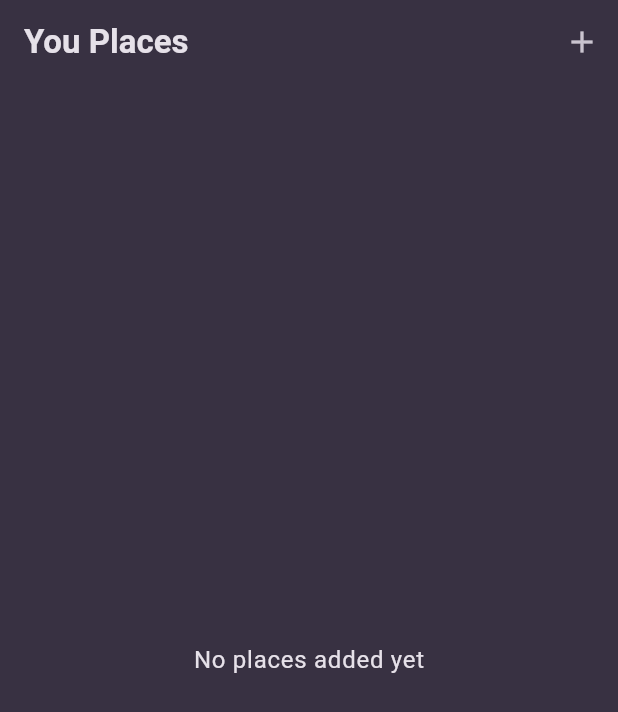
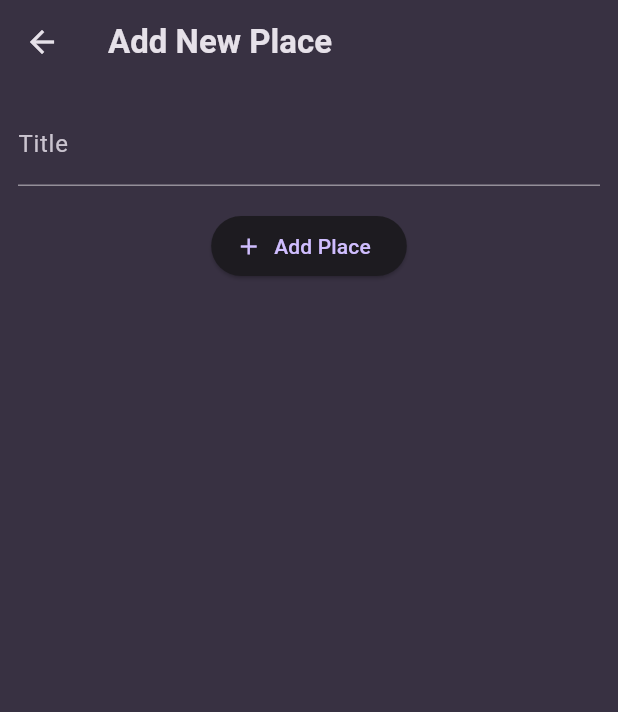
Before and after one commit to IamHaydenNg/favourite_places, a Flutter app: the screen it shows after launch, after a tap on the "add" icon, on a phone screen of 412 x 824 dp. Shown: the top 712 px of the screen. Run offline on Flutter 3.47's test engine with Material 3 defaults, Android fonts, the phone set to English and light mode, and no system bars; our stand-ins replace google_fonts.

Commit message:
Class 240: Adding an 'Add Place' Screen (SingleChildScrollView, TextEditingController)

```diff
--- a/lib/screens/add_places.dart
+++ b/lib/screens/add_places.dart
@@ -0,0 +1,49 @@
+import 'package:flutter/material.dart';
+
+class AddPlacesScreen extends StatefulWidget {
+  const AddPlacesScreen({super.key});
+
+  @override
+  State<AddPlacesScreen> createState() {
+    return _AddPlacesScreenState();
+  }
+}
+
+class _AddPlacesScreenState extends State<AddPlacesScreen> {
+  final _titleController = TextEditingController();
+
+  @override
+  void dispose() {
+    _titleController.dispose();
+    super.dispose();
+  }
+
+  @override
+  Widget build(BuildContext context) {
+    return Scaffold(
+      appBar: AppBar(
+        title: const Text('Add New Place'),
+      ),
+      body: SingleChildScrollView(
+        padding: const EdgeInsets.all(12),
+        child: Column(
+          children: [
+            TextField(
+              decoration: const InputDecoration(labelText: 'Title'),
+              controller: _titleController,
+              style: TextStyle(color: Theme.of(context).colorScheme.onSurface),
+            ),
+            const SizedBox(
+              height: 16,
+            ),
+            ElevatedButton.icon(
+              icon: const Icon(Icons.add),
+              onPressed: () {},
+              label: const Text('Add Place'),
+            ),
+          ],
+        ),
+      ),
+    );
+  }
+}
--- a/lib/screens/places.dart
+++ b/lib/screens/places.dart
@@ -1,3 +1,4 @@
+import 'package:favourite_places/screens/add_places.dart';
 import 'package:favourite_places/widgets/places_list.dart';
 import 'package:flutter/material.dart';
 
@@ -11,7 +12,13 @@ class PlacesListScreen extends StatelessWidget {
         title: const Text('You Places'),
         actions: [
           IconButton(
-            onPressed: () {},
+            onPressed: () {
+              Navigator.of(context).push(
+                MaterialPageRoute(
+                  builder: (ctx) => const AddPlacesScreen(),
+                ),
+              );
+            },
             icon: const Icon(Icons.add),
           ),
         ],
```
